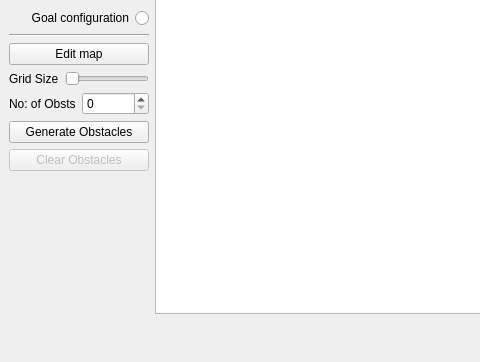
Before: the Qt Designer form ui/mainwindow.ui in mlsdpk/pathfinding-visualizer-qt, drawn with Qt 5; both pictures show x 0 to 480 and y 211 to 573 of the 699 by 573 pixel window.
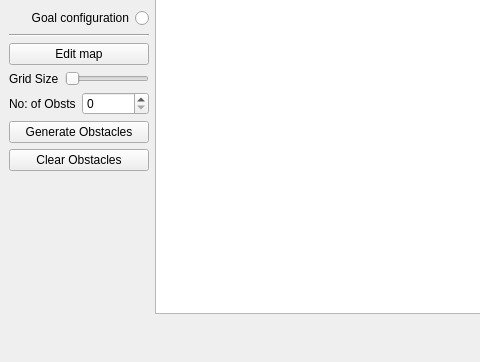
After: the same form once the commit is applied.

Commit message: Add clear obstacles button

```diff
--- a/ui/mainwindow.ui
+++ b/ui/mainwindow.ui
@@ -174,7 +174,7 @@
         <item>
          <widget class="QPushButton" name="pushButton_4">
           <property name="enabled">
-           <bool>false</bool>
+           <bool>true</bool>
           </property>
           <property name="text">
            <string>Clear Obstacles</string>
```
Left out of the diff: 2 changed lines with no effect on the pictures. The commit also changes 4 other files.
